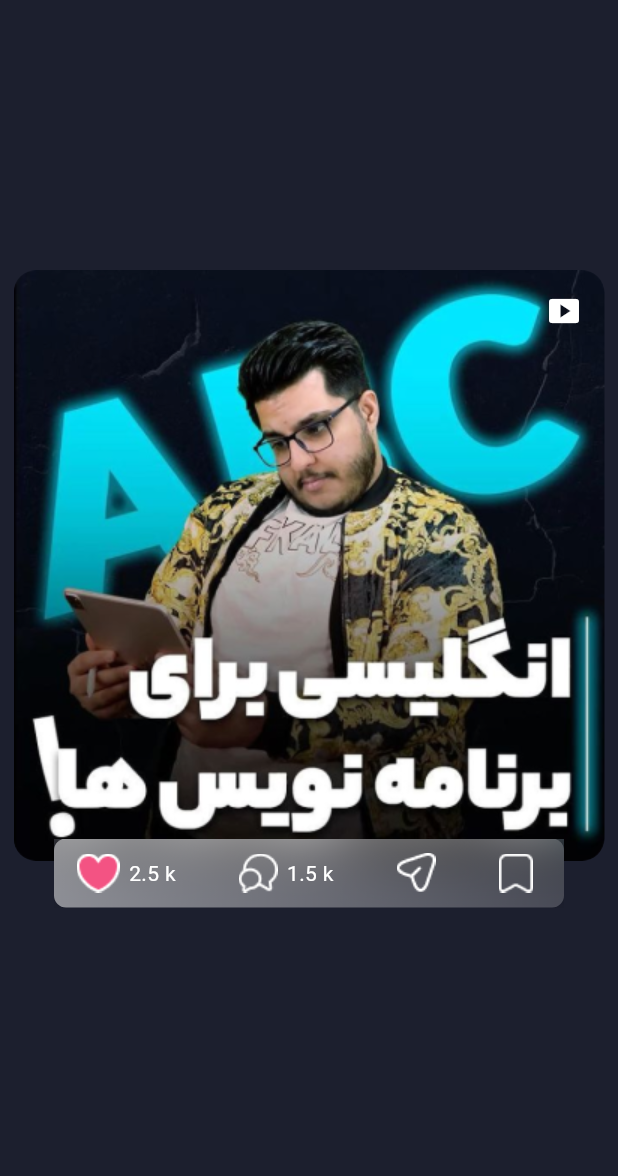
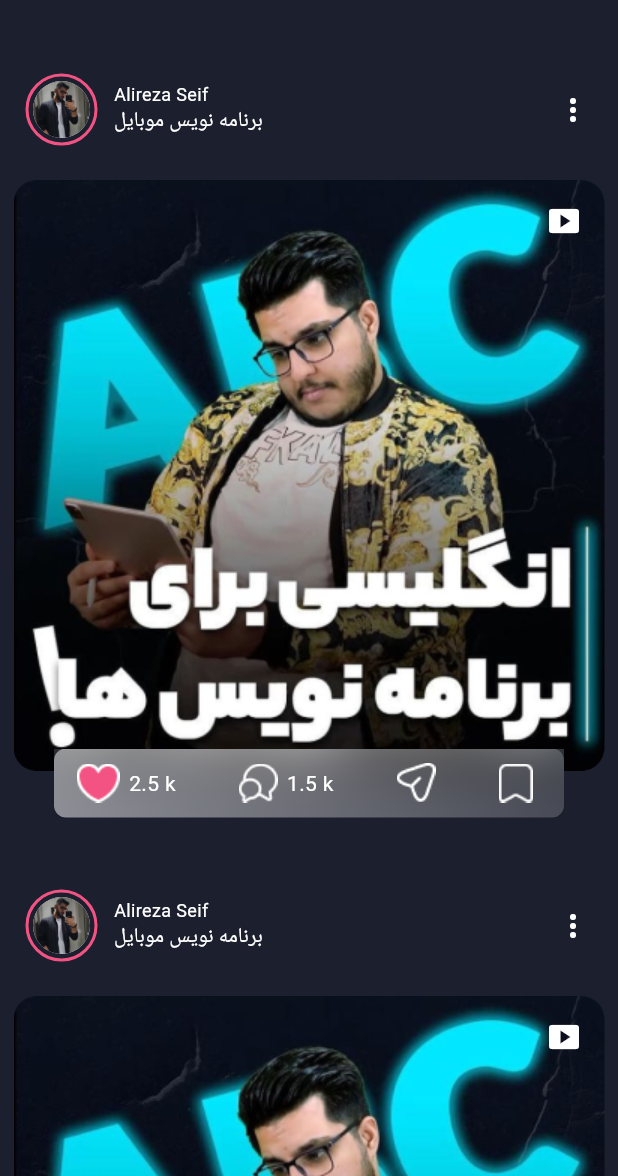
Before and after one commit to Alireza-Seif/Instagram-clone, a Flutter app: the screen it shows after launch, on a phone screen of 412 x 824 dp, the part 60-1236 px from its top. Run offline on Flutter 3.47's test engine with Material 3 defaults, Android fonts, the phone set to English and light mode, and no system bars; drawn by our look-alikes of dotted_border; Roboto replaces fonts that are missing (GB, SM).

```diff
--- a/lib/screens/home_screen.dart
+++ b/lib/screens/home_screen.dart
@@ -30,7 +30,30 @@ class HomeScreen extends StatelessWidget {
       ),
       body: SafeArea(
         child: Center(
-          child: Container(
+          child: _getPostList(),
+        ),
+      ),
+    );
+  }
+
+  ListView _getPostList() {
+    return ListView.builder(
+          itemCount: 10,
+          itemBuilder: (context, index) {
+            return Column(
+              children: [
+                const SizedBox(height: 34),
+                _getHeaderPost(),
+                const SizedBox(height: 24),
+                _getPostContent(),
+              ],
+            );
+          },
+        );
+  }
+
+  Widget _getPostContent() {
+    return SizedBox(
       height: 440,
       width: 394,
       child: Stack(
@@ -114,9 +137,6 @@ class HomeScreen extends StatelessWidget {
           )
         ],
       ),
-          ),
-        ),
-      ),
     );
   }
 
```
Lines whose indentation alone changed are shown as unchanged.
